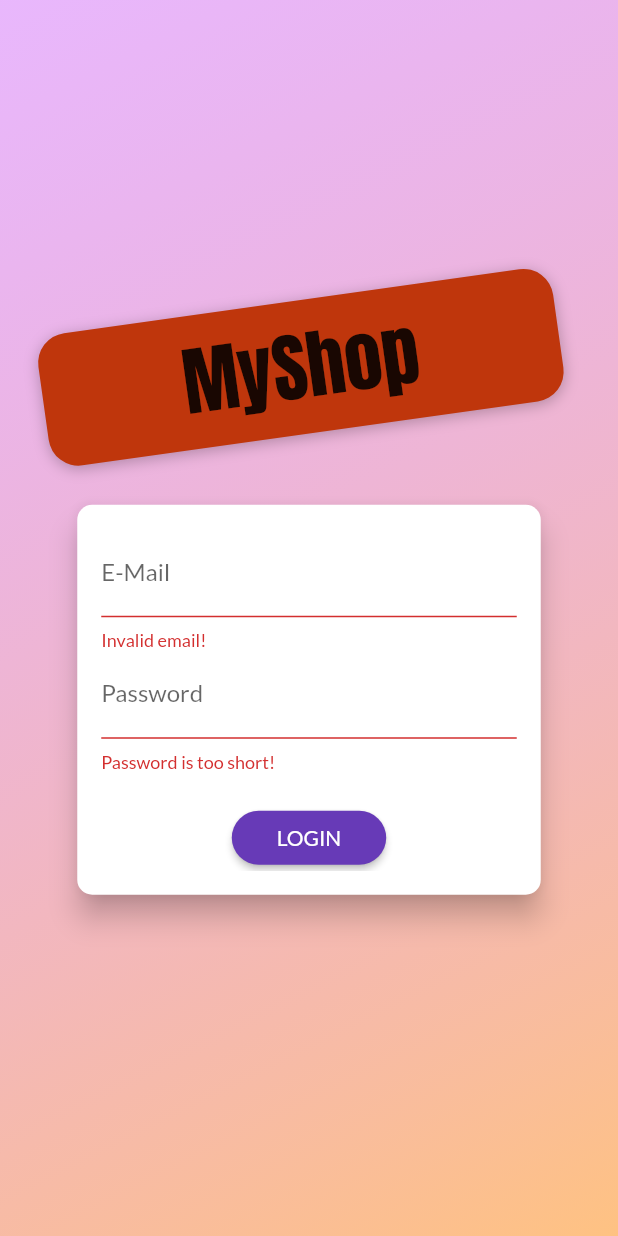
After one commit to DanKheadies/amfd_shop_app, a Flutter app: the screen it shows after launch, after a tap on "LOGIN", on a phone screen of 412 x 824 dp. The commit adds this screen. Run offline on Flutter 3.47's test engine with Material 2 defaults, Android fonts, the phone set to English and light mode, and no system bars; our stand-ins replace shared_preferences; network calls fail.

Commit message:
S11 complete - user authentication w/ firebase

```diff
--- a/lib/main.dart
+++ b/lib/main.dart
@@ -1,14 +1,18 @@
 import 'package:flutter/material.dart';
 import 'package:provider/provider.dart';
+import 'package:shop_app/screens/products_overview_screen.dart';
 
+import './providers/auth.dart';
 import './providers/cart.dart';
 import './providers/orders.dart';
 import './providers/products.dart';
+import './screens/auth_screen.dart';
 import './screens/cart_screen.dart';
 import './screens/edit_product_screen.dart';
 import './screens/orders_screen.dart';
 import './screens/product_detail_screen.dart';
-import './screens/products_overview_screen.dart';
+import './screens/splash_screen.dart';
+// import './screens/products_overview_screen.dart';
 import './screens/user_products_screen.dart';
 
 void main() => runApp(MyApp());
@@ -19,30 +23,63 @@ class MyApp extends StatelessWidget {
     return MultiProvider(
       providers: [
         ChangeNotifierProvider(
-          create: (ctx) => Products(),
+          create: (_) => Auth(),
+        ),
+        ChangeNotifierProxyProvider<Auth, Products>(
+          create: (_) => Products(
+            null,
+            null,
+            [],
+          ),
+          update: (_, auth, prevProducts) => Products(
+            auth.token,
+            auth.userId,
+            prevProducts == null ? [] : prevProducts.items,
+          ),
         ),
         ChangeNotifierProvider(
-          create: (ctx) => Cart(),
+          create: (_) => Cart(),
         ),
-        ChangeNotifierProvider(
-          create: (ctx) => Orders(),
+        ChangeNotifierProxyProvider<Auth, Orders>(
+          create: (_) => Orders(
+            null,
+            null,
+            [],
+          ),
+          update: (_, auth, prevOrders) => Orders(
+            auth.token,
+            auth.userId,
+            prevOrders == null ? [] : prevOrders.orders,
+          ),
         ),
       ],
-      child: MaterialApp(
+      child: Consumer<Auth>(
+        builder: (ctx, auth, _) => MaterialApp(
           title: 'MyShop',
           theme: ThemeData(
             primarySwatch: Colors.deepPurple,
             accentColor: Colors.lightGreen,
             fontFamily: 'Lato',
           ),
-        home: ProductsOverviewScreen(),
+          home: auth.isAuth
+              ? ProductsOverviewScreen()
+              : FutureBuilder(
+                  future: auth.tryAutoLogin(),
+                  builder: (ctx, authResultSnapshot) =>
+                      authResultSnapshot.connectionState ==
+                              ConnectionState.waiting
+                          ? SplashScreen()
+                          : AuthScreen(),
+                ),
           routes: {
             CartScreen.routeName: (ctx) => CartScreen(),
             EditProductScreen.routeName: (ctx) => EditProductScreen(),
             OrdersScreen.routeName: (ctx) => OrdersScreen(),
             ProductDetailScreen.routeName: (ctx) => ProductDetailScreen(),
+            // ProductsOverviewScreen.routeName: (ctx) => ProductsOverviewScreen(),
             UserProductsScreen.routeName: (ctx) => UserProductsScreen(),
           },
+        ),
       ),
     );
   }
--- /dev/null
+++ b/lib/providers/auth.dart
@@ -0,0 +1,128 @@
+import 'dart:convert';
+import 'dart:async';
+
+import 'package:flutter/widgets.dart';
+import 'package:http/http.dart' as http;
+import 'package:shared_preferences/shared_preferences.dart';
+
+import '../models/http_exception.dart';
+
+class Auth with ChangeNotifier {
+  String _token;
+  DateTime _expiryDate;
+  String _userId;
+  Timer _authTimer;
+
+  bool get isAuth {
+    return token != null;
+  }
+
+  String get token {
+    if (_expiryDate != null &&
+        _expiryDate.isAfter(DateTime.now()) &&
+        _token != null) {
+      return _token;
+    }
+    return null;
+  }
+
+  String get userId {
+    return _userId;
+  }
+
+  Future<void> _authenticate(
+    String email,
+    String password,
+    String urlSegment,
+  ) async {
+    final url =
+        'https://identitytoolkit.googleapis.com/v1/accounts:$urlSegment?key=AIzaSyD-FoJqpWM3_lNzaKxcwaCuhQke0g7ZiLU';
+    try {
+      final response = await http.post(
+        url,
+        body: json.encode(
+          {
+            'email': email,
+            'password': password,
+            'returnSecureToken': true,
+          },
+        ),
+      );
+      final responseData = json.decode(response.body);
+      if (responseData['error'] != null) {
+        throw HttpException(responseData['error']['message']);
+      }
+      _token = responseData['idToken'];
+      _userId = responseData['localId'];
+      _expiryDate = DateTime.now().add(
+        Duration(
+          seconds: int.parse(
+            responseData['expiresIn'],
+          ),
+        ),
+      );
+      _autoLogout();
+      notifyListeners();
+      final prefs = await SharedPreferences.getInstance();
+      final userData = json.encode(
+        {
+          'token': _token,
+          'userId': _userId,
+          'expiryDate': _expiryDate.toIso8601String(),
+        },
+      );
+      prefs.setString('userData', userData);
+    } catch (error) {
+      throw error;
+    }
+  }
+
+  Future<void> signup(String email, String password) async {
+    return _authenticate(email, password, 'signUp');
+  }
+
+  Future<void> login(String email, String password) async {
+    return _authenticate(email, password, 'signInWithPassword');
+  }
+
+  Future<bool> tryAutoLogin() async {
+    final prefs = await SharedPreferences.getInstance();
+    if (!prefs.containsKey('userData')) {
+      return false;
+    }
+    final extractedUserData =
+        json.decode(prefs.getString('userData')) as Map<String, Object>;
+    final expiryDate = DateTime.parse(extractedUserData['expiryDate']);
+    if (expiryDate.isBefore(DateTime.now())) {
+      return false;
+    }
+    _token = extractedUserData['token'];
+    _userId = extractedUserData['userId'];
+    _expiryDate = expiryDate;
+    notifyListeners();
+    _autoLogout();
+    return true;
+  }
+
+  Future<void> logout() async {
+    _token = null;
+    _userId = null;
+    _expiryDate = null;
+    if (_authTimer != null) {
+      _authTimer.cancel();
+      _authTimer = null;
+    }
+    notifyListeners();
+    final prefs = await SharedPreferences.getInstance();
+    //prefs.remove('userData'); // for only user data
+    prefs.clear(); // for all data stored by app
+  }
+
+  void _autoLogout() {
+    if (_authTimer != null) {
+      _authTimer.cancel();
+    }
+    final timeToExpiry = _expiryDate.difference(DateTime.now()).inSeconds;
+    _authTimer = Timer(Duration(seconds: timeToExpiry), logout);
+  }
+}
--- a/lib/providers/orders.dart
+++ b/lib/providers/orders.dart
@@ -21,13 +21,18 @@ class OrderItem {
 
 class Orders with ChangeNotifier {
   List<OrderItem> _orders = [];
+  final String authToken;
+  final String userId;
+
+  Orders(this.authToken, this.userId, this._orders);
 
   List<OrderItem> get orders {
     return [..._orders];
   }
 
   Future<void> fetchAndSetOrders() async {
-    const url = 'https://amfd-shop-app-default-rtdb.firebaseio.com/orders.json';
+    final url =
+        'https://amfd-shop-app-default-rtdb.firebaseio.com/orders/$userId.json?auth=$authToken';
     final response = await http.get(url);
     final List<OrderItem> loadedOrders = [];
     final extractedData = json.decode(response.body) as Map<String, dynamic>;
@@ -54,7 +59,8 @@ class Orders with ChangeNotifier {
   }
 
   Future<void> addOrder(List<CartItem> cartProducts, double total) async {
-    const url = 'https://amfd-shop-app-default-rtdb.firebaseio.com/orders.json';
+    final url =
+        'https://amfd-shop-app-default-rtdb.firebaseio.com/orders.json?auth=$authToken';
     final timestamp = DateTime.now();
     final response = await http.post(
       url,
--- /dev/null
+++ b/lib/screens/auth_screen.dart
@@ -0,0 +1,285 @@
+import 'dart:math';
+
+import 'package:flutter/material.dart';
+import 'package:provider/provider.dart';
+
+import '../models/http_exception.dart';
+import '../providers/auth.dart';
+
+enum AuthMode { Signup, Login }
+
+class AuthScreen extends StatelessWidget {
+  static const routeName = '/auth';
+
+  @override
+  Widget build(BuildContext context) {
+    final deviceSize = MediaQuery.of(context).size;
+    // final transformConfig = Matrix4.rotationZ(-8 * pi / 180);
+    // transformConfig.translate(-10.0);
+    return Scaffold(
+      // resizeToAvoidBottomInset: false,
+      body: Stack(
+        children: <Widget>[
+          Container(
+            decoration: BoxDecoration(
+              gradient: LinearGradient(
+                colors: [
+                  Color.fromRGBO(215, 117, 255, 1).withOpacity(0.5),
+                  Color.fromRGBO(255, 188, 117, 1).withOpacity(0.9),
+                ],
+                begin: Alignment.topLeft,
+                end: Alignment.bottomRight,
+                stops: [0, 1],
+              ),
+            ),
+          ),
+          SingleChildScrollView(
+            child: Container(
+              height: deviceSize.height,
+              width: deviceSize.width,
+              child: Column(
+                mainAxisAlignment: MainAxisAlignment.center,
+                crossAxisAlignment: CrossAxisAlignment.center,
+                children: <Widget>[
+                  Flexible(
+                    child: Container(
+                      margin: EdgeInsets.only(bottom: 20.0),
+                      padding:
+                          EdgeInsets.symmetric(vertical: 8.0, horizontal: 94.0),
+                      transform: Matrix4.rotationZ(-8 * pi / 180)
+                        ..translate(-10.0),
+                      // ..translate(-10.0),
+                      decoration: BoxDecoration(
+                        borderRadius: BorderRadius.circular(20),
+                        color: Colors.deepOrange.shade900,
+                        boxShadow: [
+                          BoxShadow(
+                            blurRadius: 8,
+                            color: Colors.black26,
+                            offset: Offset(0, 2),
+                          )
+                        ],
+                      ),
+                      child: Text(
+                        'MyShop',
+                        style: TextStyle(
+                          color:
+                              Theme.of(context).accentTextTheme.headline6.color,
+                          fontSize: 50,
+                          fontFamily: 'Anton',
+                          fontWeight: FontWeight.normal,
+                        ),
+                      ),
+                    ),
+                  ),
+                  Flexible(
+                    flex: deviceSize.width > 600 ? 2 : 1,
+                    child: AuthCard(),
+                  ),
+                ],
+              ),
+            ),
+          ),
+        ],
+      ),
+    );
+  }
+}
+
+class AuthCard extends StatefulWidget {
+  const AuthCard({
+    Key key,
+  }) : super(key: key);
+
+  @override
+  _AuthCardState createState() => _AuthCardState();
+}
+
+class _AuthCardState extends State<AuthCard> {
+  final GlobalKey<FormState> _formKey = GlobalKey();
+  AuthMode _authMode = AuthMode.Login;
+  Map<String, String> _authData = {
+    'email': '',
+    'password': '',
+  };
+  var _isLoading = false;
+  final _passwordController = TextEditingController();
+
+  void _showErrorDialog(String message) {
+    showDialog(
+      context: context,
+      builder: (ctx) => AlertDialog(
+        title: Text('An Error Occurred!'),
+        content: Text(message),
+        actions: <Widget>[
+          FlatButton(
+            onPressed: () {
+              Navigator.of(ctx).pop();
+            },
+            child: Text('Okay'),
+          )
+        ],
+      ),
+    );
+  }
+
+  Future<void> _submit() async {
+    if (!_formKey.currentState.validate()) {
+      // Invalid!
+      return;
+    }
+
+    _formKey.currentState.save();
+
+    setState(() {
+      _isLoading = true;
+    });
+
+    try {
+      if (_authMode == AuthMode.Login) {
+        // Log user in
+        await Provider.of<Auth>(context, listen: false).login(
+          _authData['email'],
+          _authData['password'],
+        );
+      } else {
+        // Sign user up
+        await Provider.of<Auth>(context, listen: false).signup(
+          _authData['email'],
+          _authData['password'],
+        );
+      }
+    } on HttpException catch (error) {
+      var errorMessage = 'Authentication failed.';
+      if (error.toString().contains('EMAIL_EXISTS')) {
+        errorMessage = 'This email address is already in use.';
+      } else if (error.toString().contains('TOO_MANY_ATTEMPTS_TRY_LATER')) {
+        errorMessage = 'There have been too many failed attempts. Try later.';
+      } else if (error.toString().contains('EMAIL_NOT_FOUND')) {
+        errorMessage = 'Could not find a user with that email.';
+      } else if (error.toString().contains('INVALID_PASSWORD')) {
+        errorMessage = 'Invalid password.';
+      } else if (error.toString().contains('USER_DISABLED')) {
+        errorMessage = 'This user account has been disabled.';
+        // } else if (error.toString().contains('INVALID_EMAIL')) {
+        //   errorMessage = 'This is not a valid email address.';
+        // } else if (error.toString().contains('WEAK_PASSWORD')) {
+        //   errorMessage = 'This password is too weak.';
+      }
+      _showErrorDialog(errorMessage);
+    } catch (error) {
+      const errorMessage = 'Could not authenticate. Please try again later.';
+      _showErrorDialog(errorMessage);
+    }
+
+    setState(() {
+      _isLoading = false;
+    });
+  }
+
+  void _switchAuthMode() {
+    if (_authMode == AuthMode.Login) {
+      setState(() {
+        _authMode = AuthMode.Signup;
+      });
+    } else {
+      setState(() {
+        _authMode = AuthMode.Login;
+      });
+    }
+  }
+
+  @override
+  Widget build(BuildContext context) {
+    final deviceSize = MediaQuery.of(context).size;
+    return Card(
+      shape: RoundedRectangleBorder(
+        borderRadius: BorderRadius.circular(10.0),
+      ),
+      elevation: 8.0,
+      child: Container(
+        height: _authMode == AuthMode.Signup ? 320 : 260,
+        constraints:
+            BoxConstraints(minHeight: _authMode == AuthMode.Signup ? 320 : 260),
+        width: deviceSize.width * 0.75,
+        padding: EdgeInsets.all(16.0),
+        child: Form(
+          key: _formKey,
+          child: SingleChildScrollView(
+            child: Column(
+              children: <Widget>[
+                TextFormField(
+                  decoration: InputDecoration(labelText: 'E-Mail'),
+                  keyboardType: TextInputType.emailAddress,
+                  validator: (value) {
+                    if (value.isEmpty || !value.contains('@')) {
+                      return 'Invalid email!';
+                    }
+                    return null;
+                  },
+                  onSaved: (value) {
+                    _authData['email'] = value;
+                  },
+                ),
+                TextFormField(
+                  decoration: InputDecoration(labelText: 'Password'),
+                  obscureText: true,
+                  controller: _passwordController,
+                  validator: (value) {
+                    if (value.isEmpty || value.length < 5) {
+                      return 'Password is too short!';
+                    }
+                    return null;
+                  },
+                  onSaved: (value) {
+                    _authData['password'] = value;
+                  },
+                ),
+                if (_authMode == AuthMode.Signup)
+                  TextFormField(
+                    enabled: _authMode == AuthMode.Signup,
+                    decoration: InputDecoration(labelText: 'Confirm Password'),
+                    obscureText: true,
+                    validator: _authMode == AuthMode.Signup
+                        ? (value) {
+                            if (value != _passwordController.text) {
+                              return 'Passwords do not match!';
+                            }
+                            return null;
+                          }
+                        : null,
+                  ),
+                SizedBox(
+                  height: 20,
+                ),
+                if (_isLoading)
+                  CircularProgressIndicator()
+                else
+                  RaisedButton(
+                    child:
+                        Text(_authMode == AuthMode.Login ? 'LOGIN' : 'SIGN UP'),
+                    onPressed: _submit,
+                    shape: RoundedRectangleBorder(
+                      borderRadius: BorderRadius.circular(30),
+                    ),
+                    padding:
+                        EdgeInsets.symmetric(horizontal: 30.0, vertical: 8.0),
+                    color: Theme.of(context).primaryColor,
+                    textColor: Theme.of(context).primaryTextTheme.button.color,
+                  ),
+                FlatButton(
+                  child: Text(
+                      '${_authMode == AuthMode.Login ? 'SIGNUP' : 'LOGIN'} INSTEAD'),
+                  onPressed: _switchAuthMode,
+                  padding: EdgeInsets.symmetric(horizontal: 30.0, vertical: 4),
+                  materialTapTargetSize: MaterialTapTargetSize.shrinkWrap,
+                  textColor: Theme.of(context).primaryColor,
+                ),
+              ],
+            ),
+          ),
+        ),
+      ),
+    );
+  }
+}
--- /dev/null
+++ b/lib/screens/splash_screen.dart
@@ -0,0 +1,12 @@
+import 'package:flutter/material.dart';
+
+class SplashScreen extends StatelessWidget {
+  @override
+  Widget build(BuildContext context) {
+    return Scaffold(
+      body: Center(
+        child: Text('Loading...'),
+      ),
+    );
+  }
+}
--- a/pubspec.yaml
+++ b/pubspec.yaml
@@ -26,6 +26,7 @@ dependencies:
   provider: ^4.0.0
   intl: ^0.16.1
   http: ^0.12.2
+  shared_preferences: ^2.0.3
 
 
   # The following adds the Cupertino Icons font to your application.
```
Also changed, not shown: lib/providers/product.dart (+6 -6 lines), lib/providers/products.dart (+24 -10 lines), lib/screens/user_products_screen.dart (+15 -5 lines), lib/widgets/app_drawer.dart (+14 -0 lines), lib/widgets/product_item.dart (+7 -2 lines), pubspec.lock, 7 other files. Lines whose indentation alone changed are shown as unchanged.
